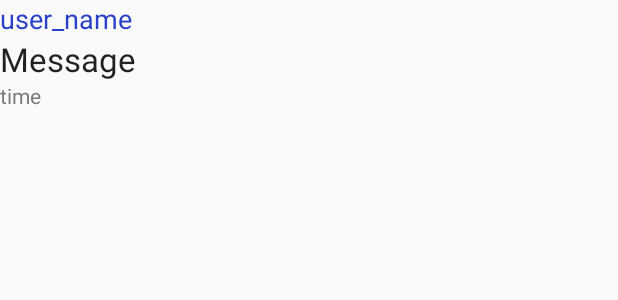
After one commit to FY-Zhang/Project_Group_4, an Android app: the layout message_chat.xml on its own in the app's theme, with its tools: preview values and no code run, on a phone screen of 412 x 824 dp. The commit adds this screen. Shown: the top 300 px of the screen. Run offline under Robolectric (Android 15) with nearby library versions, the phone set to English and light mode, and no system bars.

Commit message:
Unfinished chat function

```diff
--- /dev/null
+++ b/project/app/src/main/res/layout/message_chat.xml
@@ -0,0 +1,37 @@
+<?xml version="1.0" encoding="utf-8"?>
+<LinearLayout xmlns:android="http://schemas.android.com/apk/res/android"
+    android:id="@+id/window"
+    android:layout_width="match_parent"
+    android:layout_height="match_parent"
+    android:orientation="vertical">
+
+    <LinearLayout
+        android:layout_width="match_parent"
+        android:layout_height="wrap_content"
+        android:orientation="vertical">
+
+        <TextView
+            android:id="@+id/user_name"
+            android:layout_width="wrap_content"
+            android:layout_height="wrap_content"
+            android:shadowColor="#9E2828"
+            android:text="user_name"
+            android:textAppearance="@style/TextAppearance.AppCompat.Medium"
+            android:textColor="#2941C8" />
+
+        <TextView
+            android:id="@+id/message"
+            android:layout_width="250dp"
+            android:layout_height="wrap_content"
+            android:text="Message"
+            android:textAppearance="@style/TextAppearance.AppCompat.Large" />
+
+        <TextView
+            android:id="@+id/time"
+            android:layout_width="wrap_content"
+            android:layout_height="wrap_content"
+            android:text="time"
+            android:textColor="#7A7A7A" />
+    </LinearLayout>
+
+</LinearLayout>
```
Also changed, not shown: project/app/src/main/java/com/example/groupproject/MessageList.java (added, +47 -0 lines), project/app/src/main/java/com/example/groupproject/chat_nav.java (+45 -1 lines), project/app/src/main/java/com/example/groupproject/chat_nav_copy.java (deleted, +0 -99 lines), project/app/src/main/res/layout/activity_chat_nav.xml (+9 -6 lines).
